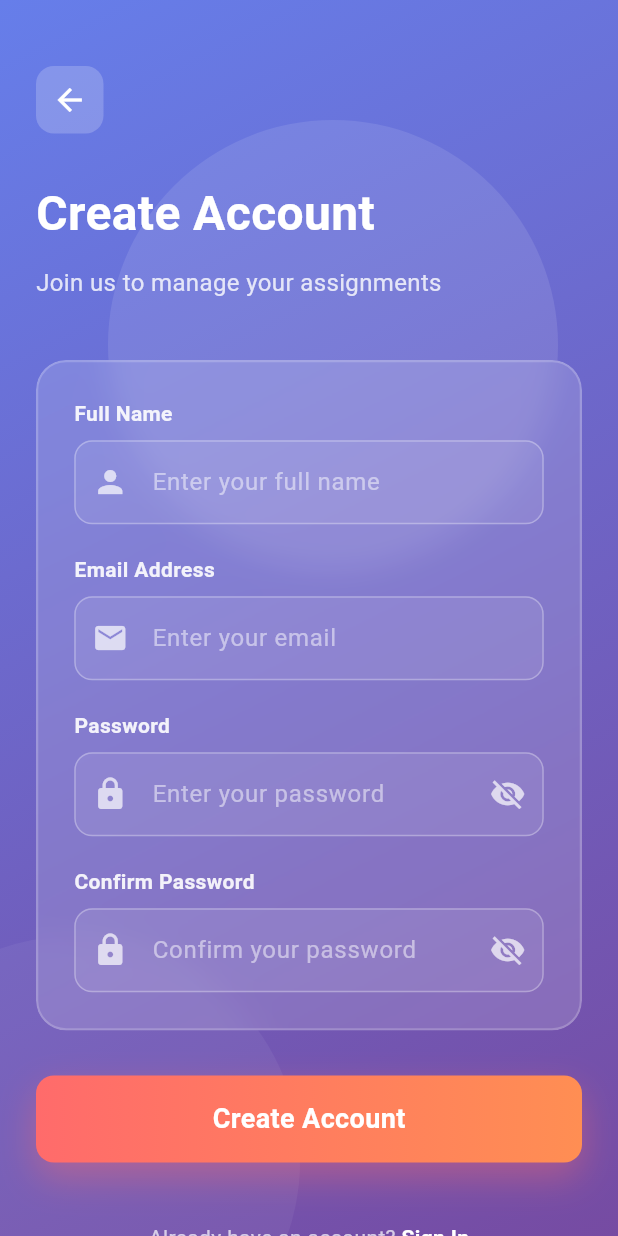
After one commit to theintpyaepyaetun/student-assignment-reminder-app, a Flutter app: the screen it shows after launch, after a tap on "Sign Up", on a phone screen of 412 x 824 dp. The commit adds this screen. Run offline on Flutter 3.47's test engine with Material 3 defaults, Android fonts, the phone set to English and light mode, and no system bars; our stand-ins replace firebase_auth, firebase_core, firebase_database, shared_preferences; accounts and stored records are empty.

Commit message:
Add beautiful sign-up screen with form validation

```diff
--- a/lib/login_screen.dart
+++ b/lib/login_screen.dart
@@ -1,6 +1,7 @@
 import 'dart:ui';
 import 'package:flutter/material.dart';
 import 'package:provider/provider.dart';
+import 'signup_screen.dart';
 import 'home_screen.dart';
 import 'providers/auth_provider.dart';
 
@@ -284,17 +285,38 @@ class _LoginScreenState extends State<LoginScreen> {
 
                     const SizedBox(height: 24),
 
-                    // Forgot Password Link
+                    // Forgot Password & Sign Up Link
+                    Row(
+                      mainAxisAlignment: MainAxisAlignment.spaceBetween,
+                      children: [
                         TextButton(
                           onPressed: () {},
                           child: Text(
                             "Forgot Password?",
                             style: TextStyle(
-                          color: Colors.white.withOpacity(0.7),
+                              color: Colors.white.withOpacity(0.8),
                               fontSize: 14,
                               fontWeight: FontWeight.w500,
                             ),
                           ),
+                        ),
+                        TextButton(
+                          onPressed: () => Navigator.push(
+                            context,
+                            MaterialPageRoute(
+                              builder: (context) => const SignUpScreen(),
+                            ),
+                          ),
+                          child: Text(
+                            "Sign Up",
+                            style: TextStyle(
+                              color: Colors.white.withOpacity(0.8),
+                              fontSize: 14,
+                              fontWeight: FontWeight.w500,
+                            ),
+                          ),
+                        ),
+                      ],
                     ),
                   ],
                 ),
--- /dev/null
+++ b/lib/signup_screen.dart
@@ -0,0 +1,562 @@
+import 'dart:ui';
+import 'package:flutter/material.dart';
+import 'package:provider/provider.dart';
+import 'login_screen.dart';
+import 'home_screen.dart';
+import 'providers/auth_provider.dart';
+
+class SignUpScreen extends StatefulWidget {
+  const SignUpScreen({super.key});
+
+  @override
+  State<SignUpScreen> createState() => _SignUpScreenState();
+}
+
+class _SignUpScreenState extends State<SignUpScreen> {
+  final emailController = TextEditingController();
+  final passwordController = TextEditingController();
+  final nameController = TextEditingController();
+  final confirmPasswordController = TextEditingController();
+  bool _obscurePassword = true;
+  bool _obscureConfirmPassword = true;
+
+  void signUp() {
+    // Validate inputs
+    if (nameController.text.isEmpty ||
+        emailController.text.isEmpty ||
+        passwordController.text.isEmpty ||
+        confirmPasswordController.text.isEmpty) {
+      ScaffoldMessenger.of(context).showSnackBar(
+        const SnackBar(
+          content: Text("Please fill in all fields"),
+          backgroundColor: Color(0xFFEF5350),
+        ),
+      );
+      return;
+    }
+
+    // Validate email format
+    if (!emailController.text.contains('@')) {
+      ScaffoldMessenger.of(context).showSnackBar(
+        const SnackBar(
+          content: Text("Please enter a valid email"),
+          backgroundColor: Color(0xFFEF5350),
+        ),
+      );
+      return;
+    }
+
+    // Check password length
+    if (passwordController.text.length < 6) {
+      ScaffoldMessenger.of(context).showSnackBar(
+        const SnackBar(
+          content: Text("Password must be at least 6 characters"),
+          backgroundColor: Color(0xFFEF5350),
+        ),
+      );
+      return;
+    }
+
+    // Check if passwords match
+    if (passwordController.text != confirmPasswordController.text) {
+      ScaffoldMessenger.of(context).showSnackBar(
+        const SnackBar(
+          content: Text("Passwords do not match"),
+          backgroundColor: Color(0xFFEF5350),
+        ),
+      );
+      return;
+    }
+
+    // Call the AuthProvider register method
+    context
+        .read<AuthProvider>()
+        .register(
+          email: emailController.text.trim(),
+          password: passwordController.text,
+          name: nameController.text.trim(),
+        )
+        .then((_) {
+          // Check if registration was successful
+          if (mounted && context.read<AuthProvider>().isAuthenticated) {
+            Navigator.pushReplacement(
+              context,
+              MaterialPageRoute(builder: (context) => const HomeScreen()),
+            );
+          }
+        });
+  }
+
+  @override
+  Widget build(BuildContext context) {
+    return Scaffold(
+      body: Stack(
+        children: [
+          // Gradient Background
+          Container(
+            decoration: const BoxDecoration(
+              gradient: LinearGradient(
+                colors: [Color(0xFF667EEA), Color(0xFF764BA2)],
+                begin: Alignment.topLeft,
+                end: Alignment.bottomRight,
+              ),
+            ),
+          ),
+
+          // Floating particles effect
+          Positioned(
+            top: 80,
+            right: 40,
+            child: Container(
+              width: 300,
+              height: 300,
+              decoration: BoxDecoration(
+                shape: BoxShape.circle,
+                color: Colors.white.withOpacity(0.1),
+              ),
+            ),
+          ),
+          Positioned(
+            bottom: -100,
+            left: -100,
+            child: Container(
+              width: 300,
+              height: 300,
+              decoration: BoxDecoration(
+                shape: BoxShape.circle,
+                color: Colors.white.withOpacity(0.05),
+              ),
+            ),
+          ),
+
+          // Main Content
+          SafeArea(
+            child: SingleChildScrollView(
+              child: Padding(
+                padding: const EdgeInsets.all(24),
+                child: Column(
+                  crossAxisAlignment: CrossAxisAlignment.start,
+                  children: [
+                    const SizedBox(height: 20),
+                    // Back Button
+                    GestureDetector(
+                      onTap: () => Navigator.pop(context),
+                      child: Container(
+                        width: 45,
+                        height: 45,
+                        decoration: BoxDecoration(
+                          color: Colors.white.withOpacity(0.2),
+                          borderRadius: BorderRadius.circular(12),
+                        ),
+                        child: const Icon(
+                          Icons.arrow_back,
+                          color: Colors.white,
+                        ),
+                      ),
+                    ),
+                    const SizedBox(height: 30),
+
+                    // Title
+                    const Text(
+                      'Create Account',
+                      style: TextStyle(
+                        fontSize: 32,
+                        fontWeight: FontWeight.bold,
+                        color: Colors.white,
+                      ),
+                    ),
+                    const SizedBox(height: 12),
+                    Text(
+                      'Join us to manage your assignments',
+                      style: TextStyle(
+                        fontSize: 16,
+                        color: Colors.white.withOpacity(0.8),
+                      ),
+                    ),
+                    const SizedBox(height: 40),
+
+                    // Glassmorphic Card with Form
+                    ClipRRect(
+                      borderRadius: BorderRadius.circular(20),
+                      child: BackdropFilter(
+                        filter: ImageFilter.blur(sigmaX: 10, sigmaY: 10),
+                        child: Container(
+                          padding: const EdgeInsets.all(24),
+                          decoration: BoxDecoration(
+                            color: Colors.white.withOpacity(0.15),
+                            borderRadius: BorderRadius.circular(20),
+                            border: Border.all(
+                              color: Colors.white.withOpacity(0.2),
+                              width: 1.5,
+                            ),
+                          ),
+                          child: Column(
+                            crossAxisAlignment: CrossAxisAlignment.start,
+                            children: [
+                              // Name Field
+                              Text(
+                                'Full Name',
+                                style: TextStyle(
+                                  fontSize: 14,
+                                  fontWeight: FontWeight.w600,
+                                  color: Colors.white.withOpacity(0.9),
+                                ),
+                              ),
+                              const SizedBox(height: 8),
+                              TextField(
+                                controller: nameController,
+                                style: const TextStyle(
+                                  color: Colors.white,
+                                  fontSize: 16,
+                                ),
+                                decoration: InputDecoration(
+                                  hintText: 'Enter your full name',
+                                  hintStyle: TextStyle(
+                                    color: Colors.white.withOpacity(0.5),
+                                  ),
+                                  border: OutlineInputBorder(
+                                    borderRadius: BorderRadius.circular(12),
+                                    borderSide: BorderSide(
+                                      color: Colors.white.withOpacity(0.3),
+                                    ),
+                                  ),
+                                  enabledBorder: OutlineInputBorder(
+                                    borderRadius: BorderRadius.circular(12),
+                                    borderSide: BorderSide(
+                                      color: Colors.white.withOpacity(0.3),
+                                    ),
+                                  ),
+                                  focusedBorder: OutlineInputBorder(
+                                    borderRadius: BorderRadius.circular(12),
+                                    borderSide: const BorderSide(
+                                      color: Colors.white,
+                                      width: 2,
+                                    ),
+                                  ),
+                                  prefixIcon: const Icon(
+                                    Icons.person,
+                                    color: Colors.white70,
+                                  ),
+                                  filled: true,
+                                  fillColor: Colors.white.withOpacity(0.08),
+                                ),
+                              ),
+                              const SizedBox(height: 20),
+
+                              // Email Field
+                              Text(
+                                'Email Address',
+                                style: TextStyle(
+                                  fontSize: 14,
+                                  fontWeight: FontWeight.w600,
+                                  color: Colors.white.withOpacity(0.9),
+                                ),
+                              ),
+                              const SizedBox(height: 8),
+                              TextField(
+                                controller: emailController,
+                                style: const TextStyle(
+                                  color: Colors.white,
+                                  fontSize: 16,
+                                ),
+                                decoration: InputDecoration(
+                                  hintText: 'Enter your email',
+                                  hintStyle: TextStyle(
+                                    color: Colors.white.withOpacity(0.5),
+                                  ),
+                                  border: OutlineInputBorder(
+                                    borderRadius: BorderRadius.circular(12),
+                                    borderSide: BorderSide(
+                                      color: Colors.white.withOpacity(0.3),
+                                    ),
+                                  ),
+                                  enabledBorder: OutlineInputBorder(
+                                    borderRadius: BorderRadius.circular(12),
+                                    borderSide: BorderSide(
+                                      color: Colors.white.withOpacity(0.3),
+                                    ),
+                                  ),
+                                  focusedBorder: OutlineInputBorder(
+                                    borderRadius: BorderRadius.circular(12),
+                                    borderSide: const BorderSide(
+                                      color: Colors.white,
+                                      width: 2,
+                                    ),
+                                  ),
+                                  prefixIcon: const Icon(
+                                    Icons.email,
+                                    color: Colors.white70,
+                                  ),
+                                  filled: true,
+                                  fillColor: Colors.white.withOpacity(0.08),
+                                ),
+                              ),
+                              const SizedBox(height: 20),
+
+                              // Password Field
+                              Text(
+                                'Password',
+                                style: TextStyle(
+                                  fontSize: 14,
+                                  fontWeight: FontWeight.w600,
+                                  color: Colors.white.withOpacity(0.9),
+                                ),
+                              ),
+                              const SizedBox(height: 8),
+                              TextField(
+                                controller: passwordController,
+                                obscureText: _obscurePassword,
+                                style: const TextStyle(
+                                  color: Colors.white,
+                                  fontSize: 16,
+                                ),
+                                decoration: InputDecoration(
+                                  hintText: 'Enter your password',
+                                  hintStyle: TextStyle(
+                                    color: Colors.white.withOpacity(0.5),
+                                  ),
+                                  border: OutlineInputBorder(
+                                    borderRadius: BorderRadius.circular(12),
+                                    borderSide: BorderSide(
+                                      color: Colors.white.withOpacity(0.3),
+                                    ),
+                                  ),
+                                  enabledBorder: OutlineInputBorder(
+                                    borderRadius: BorderRadius.circular(12),
+                                    borderSide: BorderSide(
+                                      color: Colors.white.withOpacity(0.3),
+                                    ),
+                                  ),
+                                  focusedBorder: OutlineInputBorder(
+                                    borderRadius: BorderRadius.circular(12),
+                                    borderSide: const BorderSide(
+                                      color: Colors.white,
+                                      width: 2,
+                                    ),
+                                  ),
+                                  prefixIcon: const Icon(
+                                    Icons.lock,
+                                    color: Colors.white70,
+                                  ),
+                                  suffixIcon: GestureDetector(
+                                    onTap: () {
+                                      setState(() {
+                                        _obscurePassword = !_obscurePassword;
+                                      });
+                                    },
+                                    child: Icon(
+                                      _obscurePassword
+                                          ? Icons.visibility_off
+                                          : Icons.visibility,
+                                      color: Colors.white70,
+                                    ),
+                                  ),
+                                  filled: true,
+                                  fillColor: Colors.white.withOpacity(0.08),
+                                ),
+                              ),
+                              const SizedBox(height: 20),
+
+                              // Confirm Password Field
+                              Text(
+                                'Confirm Password',
+                                style: TextStyle(
+                                  fontSize: 14,
+                                  fontWeight: FontWeight.w600,
+                                  color: Colors.white.withOpacity(0.9),
+                                ),
+                              ),
+                              const SizedBox(height: 8),
+                              TextField(
+                                controller: confirmPasswordController,
+                                obscureText: _obscureConfirmPassword,
+                                style: const TextStyle(
+                                  color: Colors.white,
+                                  fontSize: 16,
+                                ),
+                                decoration: InputDecoration(
+                                  hintText: 'Confirm your password',
+                                  hintStyle: TextStyle(
+                                    color: Colors.white.withOpacity(0.5),
+                                  ),
+                                  border: OutlineInputBorder(
+                                    borderRadius: BorderRadius.circular(12),
+                                    borderSide: BorderSide(
+                                      color: Colors.white.withOpacity(0.3),
+                                    ),
+                                  ),
+                                  enabledBorder: OutlineInputBorder(
+                                    borderRadius: BorderRadius.circular(12),
+                                    borderSide: BorderSide(
+                                      color: Colors.white.withOpacity(0.3),
+                                    ),
+                                  ),
+                                  focusedBorder: OutlineInputBorder(
+                                    borderRadius: BorderRadius.circular(12),
+                                    borderSide: const BorderSide(
+                                      color: Colors.white,
+                                      width: 2,
+                                    ),
+                                  ),
+                                  prefixIcon: const Icon(
+                                    Icons.lock,
+                                    color: Colors.white70,
+                                  ),
+                                  suffixIcon: GestureDetector(
+                                    onTap: () {
+                                      setState(() {
+                                        _obscureConfirmPassword =
+                                            !_obscureConfirmPassword;
+                                      });
+                                    },
+                                    child: Icon(
+                                      _obscureConfirmPassword
+                                          ? Icons.visibility_off
+                                          : Icons.visibility,
+                                      color: Colors.white70,
+                                    ),
+                                  ),
+                                  filled: true,
+                                  fillColor: Colors.white.withOpacity(0.08),
+                                ),
+                              ),
+                            ],
+                          ),
+                        ),
+                      ),
+                    ),
+                    const SizedBox(height: 30),
+
+                    // Sign Up Button
+                    Consumer<AuthProvider>(
+                      builder: (context, authProvider, _) {
+                        return GestureDetector(
+                          onTap: authProvider.isLoading ? null : signUp,
+                          child: Container(
+                            width: double.infinity,
+                            padding: const EdgeInsets.symmetric(vertical: 16),
+                            decoration: BoxDecoration(
+                              gradient: const LinearGradient(
+                                colors: [Color(0xFFFF6B6B), Color(0xFFFF8E53)],
+                              ),
+                              borderRadius: BorderRadius.circular(12),
+                              boxShadow: [
+                                BoxShadow(
+                                  color: const Color(
+                                    0xFFFF6B6B,
+                                  ).withOpacity(0.4),
+                                  blurRadius: 20,
+                                  offset: const Offset(0, 10),
+                                ),
+                              ],
+                            ),
+                            child: Center(
+                              child: authProvider.isLoading
+                                  ? const SizedBox(
+                                      width: 24,
+                                      height: 24,
+                                      child: CircularProgressIndicator(
+                                        valueColor:
+                                            AlwaysStoppedAnimation<Color>(
+                                              Colors.white,
+                                            ),
+                                        strokeWidth: 2,
+                                      ),
+                                    )
+                                  : const Text(
+                                      'Create Account',
+                                      style: TextStyle(
+                                        fontSize: 18,
+                                        fontWeight: FontWeight.bold,
+                                        color: Colors.white,
+                                      ),
+                                    ),
+                            ),
+                          ),
+                        );
+                      },
+                    ),
+
+                    const SizedBox(height: 20),
+
+                    // Error Message
+                    Consumer<AuthProvider>(
+                      builder: (context, authProvider, _) {
+                        if (authProvider.error != null &&
+                            authProvider.error!.isNotEmpty) {
+                          return Container(
+                            width: double.infinity,
+                            padding: const EdgeInsets.all(16),
+                            decoration: BoxDecoration(
+                              color: const Color(0xFFEF5350).withOpacity(0.2),
+                              borderRadius: BorderRadius.circular(12),
+                              border: Border.all(
+                                color: const Color(0xFFEF5350).withOpacity(0.5),
+                              ),
+                            ),
+                            child: Text(
+                              authProvider.error!,
+                              style: const TextStyle(
+                                color: Color(0xFFEF5350),
+                                fontSize: 14,
+                                fontWeight: FontWeight.w500,
+                              ),
+                            ),
+                          );
+                        }
+                        return const SizedBox.shrink();
+                      },
+                    ),
+
+                    const SizedBox(height: 20),
+
+                    // Already have account
+                    Row(
+                      mainAxisAlignment: MainAxisAlignment.center,
+                      children: [
+                        Text(
+                          'Already have an account? ',
+                          style: TextStyle(
+                            fontSize: 14,
+                            color: Colors.white.withOpacity(0.7),
+                          ),
+                        ),
+                        GestureDetector(
+                          onTap: () => Navigator.pushReplacement(
+                            context,
+                            MaterialPageRoute(
+                              builder: (context) => const LoginScreen(),
+                            ),
+                          ),
+                          child: const Text(
+                            'Sign In',
+                            style: TextStyle(
+                              fontSize: 14,
+                              fontWeight: FontWeight.bold,
+                              color: Colors.white,
+                              decoration: TextDecoration.underline,
+                            ),
+                          ),
+                        ),
+                      ],
+                    ),
+                    const SizedBox(height: 20),
+                  ],
+                ),
+              ),
+            ),
+          ),
+        ],
+      ),
+    );
+  }
+
+  @override
+  void dispose() {
+    emailController.dispose();
+    passwordController.dispose();
+    nameController.dispose();
+    confirmPasswordController.dispose();
+    super.dispose();
+  }
+}
```
Lines whose indentation alone changed are shown as unchanged.
